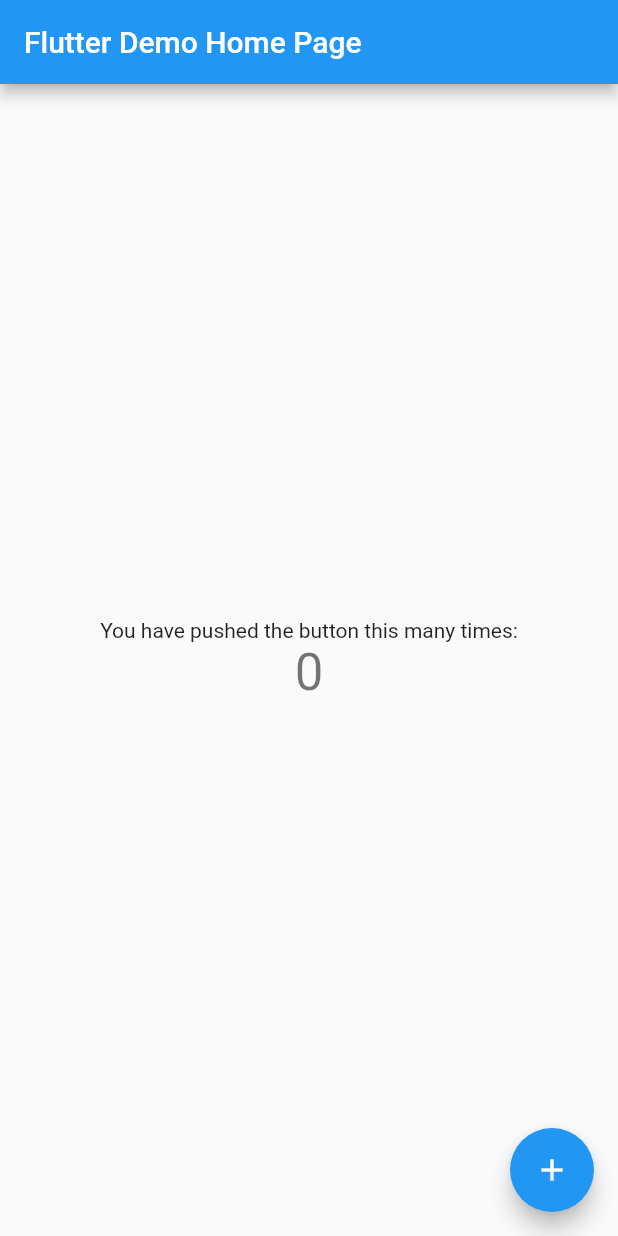
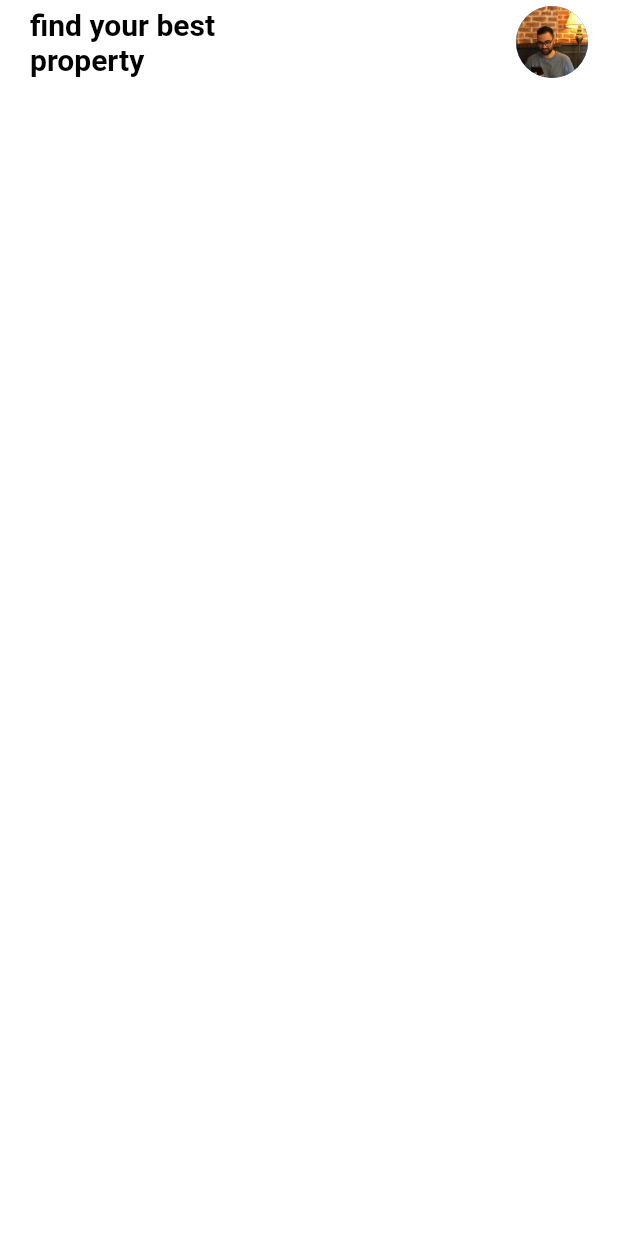
Before and after one commit to mahdinaghikhanii/realestate, a Flutter app: the screen it shows after launch, on a phone screen of 412 x 824 dp. Run offline on Flutter 3.47's test engine with Material 2 defaults, Android fonts, the phone set to English and light mode, and no system bars.

Commit message:
create appbar desing

```diff
--- a/lib/main.dart
+++ b/lib/main.dart
@@ -1,4 +1,6 @@
 import 'package:flutter/material.dart';
+
+import 'views/home.dart';
 
 void main() {
   runApp(const MyApp());
@@ -7,109 +9,15 @@ void main() {
 class MyApp extends StatelessWidget {
   const MyApp({Key? key}) : super(key: key);
 
-  // This widget is the root of your application.
   @override
   Widget build(BuildContext context) {
     return MaterialApp(
-      title: 'Flutter Demo',
+      debugShowCheckedModeBanner: false,
+      title: 'Realstat e',
       theme: ThemeData(
-        // This is the theme of your application.
-        //
-        // Try running your application with "flutter run". You'll see the
-        // application has a blue toolbar. Then, without quitting the app, try
-        // changing the primarySwatch below to Colors.green and then invoke
-        // "hot reload" (press "r" in the console where you ran "flutter run",
-        // or simply save your changes to "hot reload" in a Flutter IDE).
-        // Notice that the counter didn't reset back to zero; the application
-        // is not restarted.
         primarySwatch: Colors.blue,
       ),
-      home: const MyHomePage(title: 'Flutter Demo Home Page'),
+      home: const Home(),
     );
   }
 }
-
-class MyHomePage extends StatefulWidget {
-  const MyHomePage({Key? key, required this.title}) : super(key: key);
-
-  // This widget is the home page of your application. It is stateful, meaning
-  // that it has a State object (defined below) that contains fields that affect
-  // how it looks.
-
-  // This class is the configuration for the state. It holds the values (in this
-  // case the title) provided by the parent (in this case the App widget) and
-  // used by the build method of the State. Fields in a Widget subclass are
-  // always marked "final".
-
-  final String title;
-
-  @override
-  State<MyHomePage> createState() => _MyHomePageState();
-}
-
-class _MyHomePageState extends State<MyHomePage> {
-  int _counter = 0;
-
-  void _incrementCounter() {
-    setState(() {
-      // This call to setState tells the Flutter framework that something has
-      // changed in this State, which causes it to rerun the build method below
-      // so that the display can reflect the updated values. If we changed
-      // _counter without calling setState(), then the build method would not be
-      // called again, and so nothing would appear to happen.
-      _counter++;
-    });
-  }
-
-  @override
-  Widget build(BuildContext context) {
-    // This method is rerun every time setState is called, for instance as done
-    // by the _incrementCounter method above.
-    //
-    // The Flutter framework has been optimized to make rerunning build methods
-    // fast, so that you can just rebuild anything that needs updating rather
-    // than having to individually change instances of widgets.
-    return Scaffold(
-      appBar: AppBar(
-        // Here we take the value from the MyHomePage object that was created by
-        // the App.build method, and use it to set our appbar title.
-        title: Text(widget.title),
-      ),
-      body: Center(
-        // Center is a layout widget. It takes a single child and positions it
-        // in the middle of the parent.
-        child: Column(
-          // Column is also a layout widget. It takes a list of children and
-          // arranges them vertically. By default, it sizes itself to fit its
-          // children horizontally, and tries to be as tall as its parent.
-          //
-          // Invoke "debug painting" (press "p" in the console, choose the
-          // "Toggle Debug Paint" action from the Flutter Inspector in Android
-          // Studio, or the "Toggle Debug Paint" command in Visual Studio Code)
-          // to see the wireframe for each widget.
-          //
-          // Column has various properties to control how it sizes itself and
-          // how it positions its children. Here we use mainAxisAlignment to
-          // center the children vertically; the main axis here is the vertical
-          // axis because Columns are vertical (the cross axis would be
-          // horizontal).
-          mainAxisAlignment: MainAxisAlignment.center,
-          children: <Widget>[
-            const Text(
-              'You have pushed the button this many times:',
-            ),
-            Text(
-              '$_counter',
-              style: Theme.of(context).textTheme.headline4,
-            ),
-          ],
-        ),
-      ),
-      floatingActionButton: FloatingActionButton(
-        onPressed: _incrementCounter,
-        tooltip: 'Increment',
-        child: const Icon(Icons.add),
-      ), // This trailing comma makes auto-formatting nicer for build methods.
-    );
-  }
-}
--- /dev/null
+++ b/lib/views/home.dart
@@ -0,0 +1,51 @@
+import 'package:flutter/material.dart';
+
+class Home extends StatelessWidget {
+  const Home({Key? key}) : super(key: key);
+
+  @override
+  Widget build(BuildContext context) {
+    return Scaffold(
+        appBar: AppBar(
+          elevation: 0,
+          backgroundColor: const Color(0xFFFFFFFF),
+          automaticallyImplyLeading: false,
+          centerTitle: false,
+          titleSpacing: 0,
+          title: const Padding(
+            padding: EdgeInsets.symmetric(horizontal: 20),
+            child: Text(
+              "find your best\nproperty",
+              style: TextStyle(
+                  color: Colors.black,
+                  fontWeight: FontWeight.bold,
+                  fontSize: 20),
+            ),
+          ),
+          actions: const [
+            Padding(
+              padding: EdgeInsets.symmetric(horizontal: 20),
+              child: SizedBox(
+                width: 48,
+                height: 48,
+                child: CircleAvatar(
+                  backgroundImage: AssetImage(
+                    'assets/img/profile.jpg',
+                  ),
+                ),
+              ),
+            )
+          ],
+        ),
+        body: SafeArea(
+          child: Container(
+            width: double.infinity,
+            height: double.infinity,
+            color: const Color(0xFFFFFFFF),
+            child: Column(
+              children: [Container()],
+            ),
+          ),
+        ));
+  }
+}
--- a/pubspec.yaml
+++ b/pubspec.yaml
@@ -58,8 +58,8 @@ flutter:
   uses-material-design: true
 
   # To add assets to your application, add an assets section, like this:
-  # assets:
-  #   - images/a_dot_burr.jpeg
+  assets:
+     - assets/img/
   #   - images/a_dot_ham.jpeg
 
   # An image asset can refer to one or more resolution-specific "variants", see
```
Also changed, not shown: assets/img/profile.jpg (added), lib/config/theme.dart (added).
